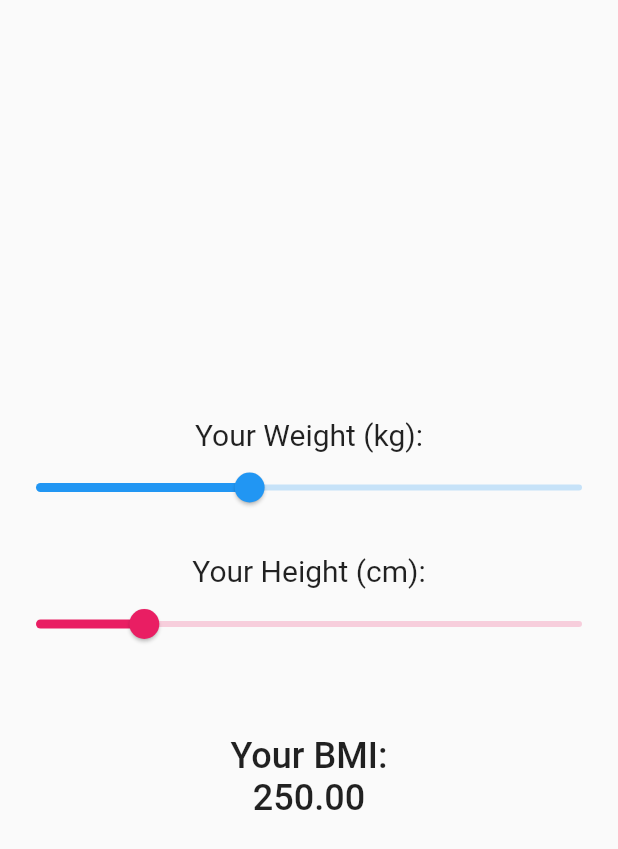
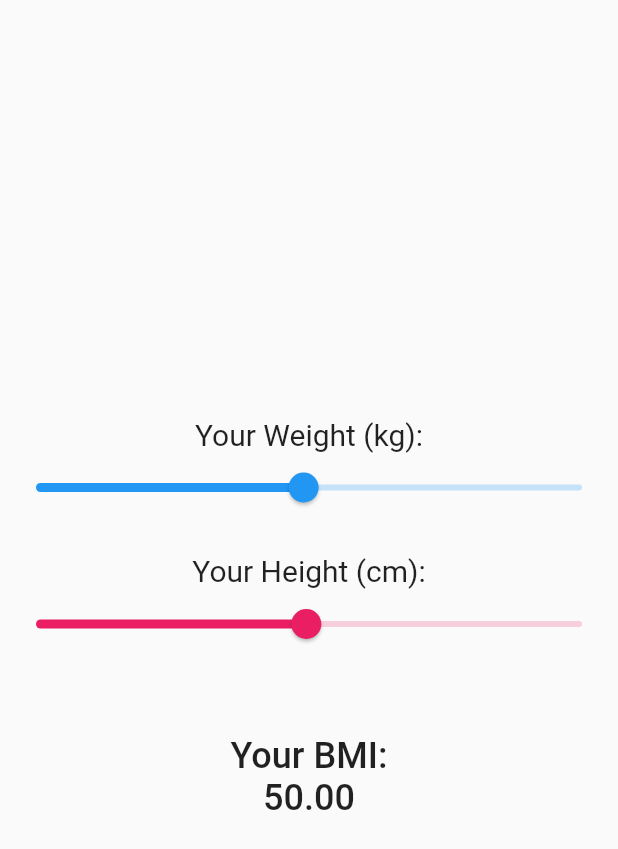
Before and after one commit to RidhaAF/multi_provider, a Flutter app: the screen it shows after launch, on a phone screen of 412 x 824 dp. Shown: the top 849 px of the screen. Run offline on Flutter 3.47's test engine with Material 2 defaults, Android fonts, the phone set to English and light mode, and no system bars.

Commit message:
Trying Provider.of(context)

```diff
--- a/lib/height_provider.dart
+++ b/lib/height_provider.dart
@@ -1,7 +1,7 @@
 import 'package:flutter/material.dart';
 
 class HeightProvider with ChangeNotifier {
-  double _height = 40;
+  double _height = 100;
 
   double get height => _height;
 
--- a/lib/home_page.dart
+++ b/lib/home_page.dart
@@ -8,6 +8,9 @@ import 'package:provider/provider.dart';
 class HomePage extends StatelessWidget {
   @override
   Widget build(BuildContext context) {
+    var weightProvider = Provider.of<WeightProvider>(context);
+    var heightProvider = Provider.of<HeightProvider>(context);
+
     return Scaffold(
       body: Center(
         child: Column(
@@ -19,8 +22,22 @@ class HomePage extends StatelessWidget {
                 fontSize: 20,
               ),
             ),
-            Consumer<WeightProvider>(
-              builder: (context, weightProvider, _) => Slider(
+            // NOTE: Menggunakan Consumer
+            // Consumer<WeightProvider>(
+            //   builder: (context, weightProvider, _) => Slider(
+            //     min: 1,
+            //     max: 100,
+            //     divisions: 100,
+            //     label: weightProvider.weight.round().toString(),
+            //     value: weightProvider.weight,
+            //     onChanged: (newValue) {
+            //       newValue = newValue.roundToDouble();
+            //       print('weight: $newValue');
+            //       weightProvider.weight = newValue;
+            //     },
+            //   ),
+            // ),
+            Slider(
               min: 1,
               max: 100,
               divisions: 100,
@@ -32,7 +49,6 @@ class HomePage extends StatelessWidget {
                 weightProvider.weight = newValue;
               },
             ),
-            ),
             SizedBox(
               height: 20,
             ),
@@ -42,8 +58,24 @@ class HomePage extends StatelessWidget {
                 fontSize: 20,
               ),
             ),
-            Consumer<HeightProvider>(
-              builder: (context, heightProvider, _) => Slider(
+            // NOTE: Menggunakan Consumer
+            // Consumer<HeightProvider>(
+            //   builder: (context, heightProvider, _) => Slider(
+            //     min: 1,
+            //     max: 200,
+            //     divisions: 200,
+            //     label: heightProvider.height.round().toString(),
+            //     value: heightProvider.height,
+            //     activeColor: Colors.pink,
+            //     inactiveColor: Colors.pink.withOpacity(0.2),
+            //     onChanged: (newValue) {
+            //       newValue = newValue.roundToDouble();
+            //       print('height: $newValue');
+            //       heightProvider.height = newValue;
+            //     },
+            //   ),
+            // ),
+            Slider(
               min: 1,
               max: 200,
               divisions: 200,
@@ -57,13 +89,23 @@ class HomePage extends StatelessWidget {
                 heightProvider.height = newValue;
               },
             ),
-            ),
             SizedBox(
               height: 50,
             ),
-            Consumer<WeightProvider>(
-              builder: (context, weightProvider, _) => Consumer<HeightProvider>(
-                builder: (context, heightProvider, _) => Text(
+            // NOTE: Menggunakan Consumer
+            // Consumer<WeightProvider>(
+            //   builder: (context, weightProvider, _) => Consumer<HeightProvider>(
+            //     builder: (context, heightProvider, _) => Text(
+            //       'Your BMI:\n${(weightProvider.weight / (pow(heightProvider.height / 100, 2))).toStringAsFixed(2)}',
+            //       style: TextStyle(
+            //         fontSize: 24,
+            //         fontWeight: FontWeight.w500,
+            //       ),
+            //       textAlign: TextAlign.center,
+            //     ),
+            //   ),
+            // ),
+            Text(
               'Your BMI:\n${(weightProvider.weight / (pow(heightProvider.height / 100, 2))).toStringAsFixed(2)}',
               style: TextStyle(
                 fontSize: 24,
@@ -71,8 +113,6 @@ class HomePage extends StatelessWidget {
               ),
               textAlign: TextAlign.center,
             ),
-              ),
-            ),
           ],
         ),
       ),
--- a/lib/weight_provider.dart
+++ b/lib/weight_provider.dart
@@ -1,7 +1,7 @@
 import 'package:flutter/material.dart';
 
 class WeightProvider with ChangeNotifier {
-  double _weight = 40;
+  double _weight = 50;
 
   double get weight => _weight;
 
```
Lines whose indentation alone changed are shown as unchanged.
